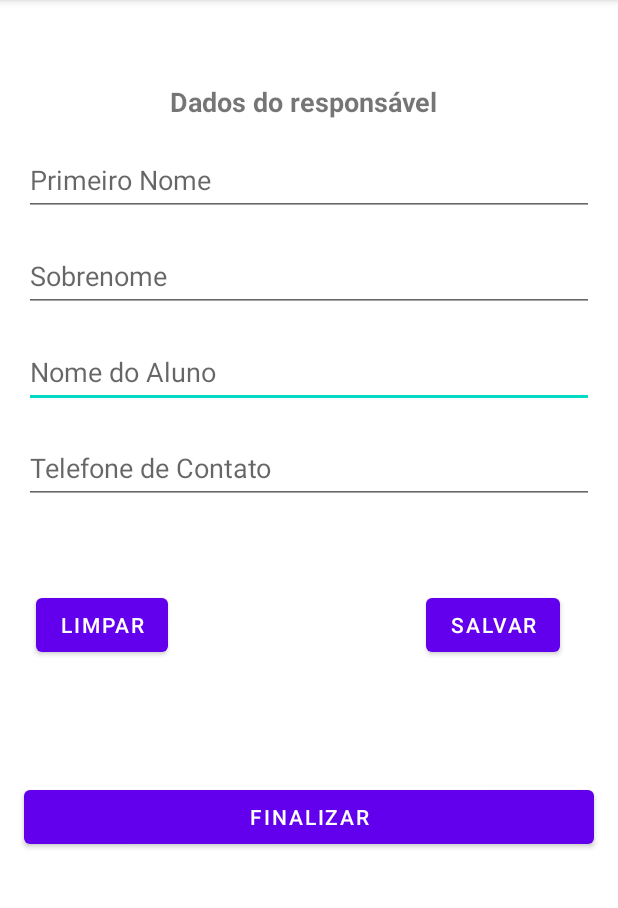
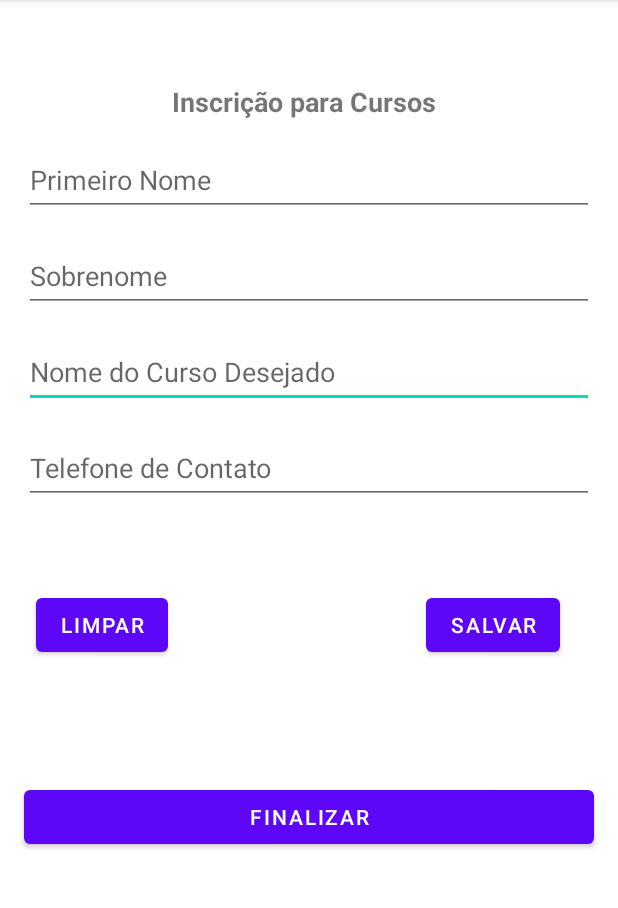
Before and after one commit to fernandoppm/Desenvolvimento_Android, an Android app: the screen it shows after launch (MainActivity), on a phone screen of 412 x 824 dp, the part 84-992 px from its top. Run offline under Robolectric (Android 15) with nearby library versions, the phone set to English and light mode, and no system bars.

Commit message:
Atualização do layout e Criação da classe Pessoa camada MODEL

```diff
--- a/AppLista/app/src/main/java/devandroid/lucas/applista/controller/CursoController.java
+++ /dev/null
@@ -1,4 +0,0 @@
-package devandroid.lucas.applista.controller;
-
-public class CursoController {
-}
--- a/AppLista/app/src/main/java/devandroid/lucas/applista/model/Curso.java
+++ /dev/null
@@ -1,4 +0,0 @@
-package devandroid.lucas.applista.model;
-
-public class Curso {
-}
--- /dev/null
+++ b/AppLista/app/src/main/java/devandroid/lucas/applista/model/Pessoa.java
@@ -0,0 +1,11 @@
+package devandroid.lucas.applista.model;
+
+public class Pessoa {
+
+    public Pessoa() {
+
+
+
+
+    }
+}
--- a/AppLista/app/src/main/java/devandroid/lucas/applista/view/MainActivity.java
+++ b/AppLista/app/src/main/java/devandroid/lucas/applista/view/MainActivity.java
@@ -5,12 +5,16 @@ import androidx.appcompat.app.AppCompatActivity;
 import android.os.Bundle;
 
 import devandroid.lucas.applista.R;
+import devandroid.lucas.applista.model.Pessoa;
 
 public class MainActivity extends AppCompatActivity {
 
+    Pessoa pessoa;
     @Override
     protected void onCreate(Bundle savedInstanceState) {
         super.onCreate(savedInstanceState);
         setContentView(R.layout.activity_main);
+
+        pessoa = new Pessoa();
     }
 }
--- a/AppLista/app/src/main/res/layout/activity_main.xml
+++ b/AppLista/app/src/main/res/layout/activity_main.xml
@@ -21,13 +21,13 @@
         app:layout_constraintStart_toStartOf="parent" />
 
     <EditText
-        android:id="@+id/editNomedoAluno"
+        android:id="@+id/editNomedoCurso"
         android:layout_width="match_parent"
         android:layout_height="48dp"
         android:layout_margin="16dp"
         android:layout_marginTop="8dp"
         android:ems="10"
-        android:hint="@string/text_hint_edit_nome_do_aluno"
+        android:hint="@string/text_hint_edit_nome_do_curso"
         android:inputType="textPersonName"
         app:layout_constraintEnd_toEndOf="parent"
         app:layout_constraintStart_toStartOf="parent"
@@ -71,7 +71,7 @@
         android:inputType="textPersonName"
         app:layout_constraintEnd_toEndOf="parent"
         app:layout_constraintStart_toStartOf="parent"
-        app:layout_constraintTop_toBottomOf="@+id/editNomedoAluno" />
+        app:layout_constraintTop_toBottomOf="@+id/editNomedoCurso" />
 
     <Button
         android:id="@+id/btnLimpar"
--- a/AppLista/app/src/main/res/values/colors.xml
+++ b/AppLista/app/src/main/res/values/colors.xml
@@ -7,5 +7,5 @@
     <color name="teal_700">#FF018786</color>
     <color name="black">#FF000000</color>
     <color name="white">#FFFFFFFF</color>
-    <color name="CorBotoes">#00BCD4</color>
+    <color name="CorBotoes">#009688</color>
 </resources>
--- a/AppLista/app/src/main/res/values/strings.xml
+++ b/AppLista/app/src/main/res/values/strings.xml
@@ -1,9 +1,9 @@
 <resources>
     <string name="app_name">AppLista</string>
-    <string name="txt_titulo">Dados do responsável</string>
+    <string name="txt_titulo">Inscrição para Cursos</string>
     <string name="text_hint_edit_primeiro_nome">Primeiro Nome</string>
     <string name="txt_hint_edit_sobrenome">Sobrenome</string>
-    <string name="text_hint_edit_nome_do_aluno">Nome do Aluno</string>
+    <string name="text_hint_edit_nome_do_curso">Nome do Curso Desejado</string>
     <string name="txt_hint_edit_telefone_de_contato">Telefone de Contato</string>
     <string name="txt_button_limpar">LIMPAR</string>
     <string name="txt_button_salvar">SALVAR</string>
--- a/AppLista/app/src/main/res/values/themes.xml
+++ b/AppLista/app/src/main/res/values/themes.xml
@@ -2,7 +2,7 @@
     <!-- Base application theme. -->
     <style name="Theme.AppLista" parent="Theme.MaterialComponents.DayNight.DarkActionBar">
         <!-- Primary brand color. -->
-        <item name="colorPrimary">@color/purple_500</item>
+        <item name="colorPrimary">#5D06F8</item>
         <item name="colorPrimaryVariant">@color/purple_700</item>
         <item name="colorOnPrimary">@color/white</item>
         <!-- Secondary brand color. -->
@@ -10,7 +10,7 @@
         <item name="colorSecondaryVariant">@color/teal_700</item>
         <item name="colorOnSecondary">@color/black</item>
         <!-- Status bar color. -->
-        <item name="android:statusBarColor">?attr/colorPrimaryVariant</item>
+        <item name="android:statusBarColor">@color/purple_500</item>
         <!-- Customize your theme here. -->
     </style>
 </resources>
```
